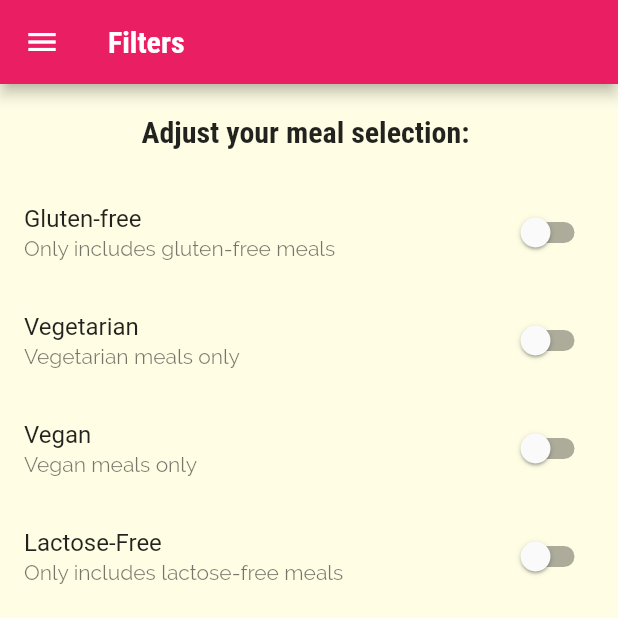
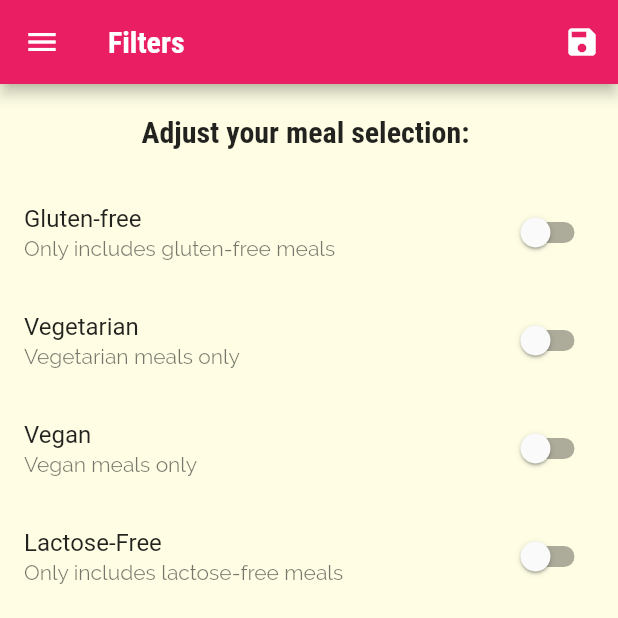
Before and after one commit to anaysoul/flutter_complete_guide, a Flutter app: the FiltersScreen screen opened by its route, on a phone screen of 412 x 824 dp, the top half of it. Run offline on Flutter 3.47's test engine with Material 2 defaults, Android fonts, the phone set to English and light mode, and no system bars.

Commit message:
adding filtering logic

```diff
--- a/lib/main.dart
+++ b/lib/main.dart
@@ -1,17 +1,54 @@
 import 'package:flutter/material.dart';
+import './dummy_data.dart';
 import './screens/filters_screen.dart';
 import './screens/tabs_screen.dart';
 import './screens/meal_detail_screen.dart';
 import './screens/category_meals_screen.dart';
 import './screens/categories_screen.dart';
+import './models/meal.dart';
 
 void main() => runApp(MyApp());
 
-class MyApp extends StatelessWidget {
+class MyApp extends StatefulWidget {
+  @override
+  State<MyApp> createState() => _MyAppState();
+}
+
+class _MyAppState extends State<MyApp> {
+  Map<String, bool> _filters = {
+    'gluten': false,
+    'lactose': false,
+    'vegan': false,
+    'vegetarian': false
+  };
+
+  List<Meal> _availablemeals = DUMMY_MEALS;
+
+  void _setFilters(Map<String, bool> filterData) {
+    setState(() {
+      _filters = filterData;
+      _availablemeals = DUMMY_MEALS.where((meal) {
+        if (_filters['gluten'] && !meal.isGlutenFree) {
+          return false;
+        }
+        if (_filters['lactose'] && !meal.isLactoseFree) {
+          return false;
+        }
+        if (_filters['vegan'] && !meal.isVegan) {
+          return false;
+        }
+        if (_filters['vegetarian'] && !meal.isVegetarian) {
+          return false;
+        }
+        return true;
+      }).toList();
+    });
+  }
+
   @override
   Widget build(BuildContext context) {
     return MaterialApp(
-      title: 'DeliMeals',
+      title: 'SOULFOOD',
       theme: ThemeData(
           primarySwatch: Colors.pink,
           secondaryHeaderColor: Colors.amber,
@@ -28,9 +65,10 @@ class MyApp extends StatelessWidget {
       initialRoute: '/',
       routes: {
         '/': (ctx) => TabsScreen(),
-        CategoryMealsScreen.routeName: (ctx) => CategoryMealsScreen(),
+        CategoryMealsScreen.routeName: (ctx) =>
+            CategoryMealsScreen(_availablemeals),
         MealDetailScreen.routeName: (ctx) => MealDetailScreen(),
-        FiltersScreen.routeName: (ctx) => FiltersScreen()
+        FiltersScreen.routeName: (ctx) => FiltersScreen(_filters, _setFilters)
       },
       // for dynamically created routes (more complex projects!)
       // fallback option as well
--- a/lib/screens/filters_screen.dart
+++ b/lib/screens/filters_screen.dart
@@ -3,6 +3,11 @@ import '../widgets/main_drawer.dart';
 
 class FiltersScreen extends StatefulWidget {
   static const routeName = '/filters';
+
+  final Function saveFilters;
+  final Map<String, bool> currentFilters;
+
+  FiltersScreen(this.currentFilters, this.saveFilters);
 
   @override
   State<FiltersScreen> createState() => _FiltersScreenState();
@@ -13,6 +18,15 @@ class _FiltersScreenState extends State<FiltersScreen> {
   bool _vegetarian = false;
   bool _vegan = false;
   bool _lactoseFree = false;
+
+  @override
+  initState() {
+    _glutenFree = widget.currentFilters['gluten'];
+    _vegetarian = widget.currentFilters['vegetarian'];
+    _vegan = widget.currentFilters['vegan'];
+    _lactoseFree = widget.currentFilters['lactose'];
+    super.initState();
+  }
 
   Widget _buildSwitchListTile(String title, String description,
       bool currentValue, Function updateValue) {
@@ -26,7 +40,22 @@ class _FiltersScreenState extends State<FiltersScreen> {
   @override
   Widget build(BuildContext context) {
     return Scaffold(
-        appBar: AppBar(title: Text('Filters')),
+        appBar: AppBar(
+          title: Text('Filters'),
+          actions: <Widget>[
+            IconButton(
+                onPressed: () {
+                  final selectedFilters = {
+                    'gluten': _glutenFree,
+                    'lactose': _lactoseFree,
+                    'vegan': _vegan,
+                    'vegetarian': _vegetarian
+                  };
+                  widget.saveFilters(selectedFilters);
+                },
+                icon: Icon(Icons.save))
+          ],
+        ),
         drawer: MainDrawer(),
         body: Center(
           child: Column(
```
Also changed, not shown: lib/screens/category_meals_screen.dart (+5 -3 lines).
